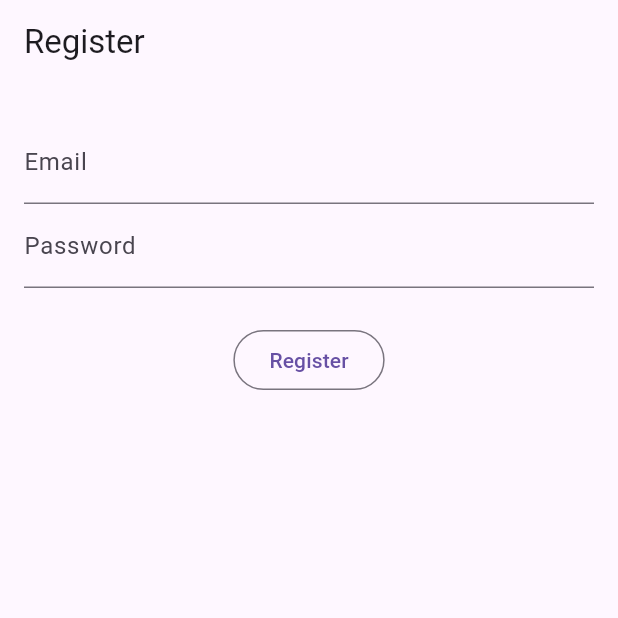
After one commit to esrakalkann/Flutter_todo_project, a Flutter app: the screen it shows after launch, on a phone screen of 412 x 824 dp, the top half of it. The commit adds this screen. Run offline on Flutter 3.47's test engine with Material 3 defaults, Android fonts, the phone set to English and light mode, and no system bars; our stand-ins replace bloc, cloud_firestore, firebase_core, flutter_bloc; accounts and stored records are empty.

Commit message:
register page

```diff
--- a/lib/main.dart
+++ b/lib/main.dart
@@ -1,4 +1,5 @@
 import 'package:flutter/material.dart';
+import 'package:flutter_application_1/pages/register/register_screen.dart';
 import 'package:flutter_application_1/pages/todo/todo_screen.dart';
 import 'package:flutter_bloc/flutter_bloc.dart';
 import 'package:flutter_application_1/pages/todo/cubit/todo_cubit.dart';
@@ -25,7 +26,7 @@ class MyApp extends StatelessWidget {
   @override
   Widget build(BuildContext context) {
     return const MaterialApp(
-      home: ToDoScreen(),
+      home: RegisterScreen(),
     );
   }
 }
--- /dev/null
+++ b/lib/pages/register/cubit/register_cubit.dart
@@ -0,0 +1,50 @@
+import 'package:bloc/bloc.dart';
+import 'package:meta/meta.dart';
+
+
+part 'register_state.dart';
+
+class RegisterCubit extends Cubit<RegisterState> {
+  RegisterCubit() : super(RegisterInitial());
+
+  String fullName = '';
+  String email = '';
+  String password = '';
+
+  void setFullName(String value) {
+    fullName = value;
+    emit(RegisterSetString());
+  }
+
+    void setEmail(String value) {
+    fullName = value;
+    emit(RegisterSetString());
+  }
+    void setPassword(String value) {
+    fullName = value;
+    emit(RegisterSetString());
+  }
+
+  Future<void> register(  email, ) async {
+    emit(RegisterLoading());
+    try {
+      if (email.isEmpty || password.isEmpty || fullName.isEmpty) {
+        throw Exception("Please fill all required fields");
+      }
+
+
+
+      emit(RegisterSuccess());
+    } catch (e) {
+      emit(RegisterError("An error occured: ${e.toString()}"));
+    }
+
+
+
+
+  }
+
+
+
+
+}
--- /dev/null
+++ b/lib/pages/register/cubit/register_state.dart
@@ -0,0 +1,18 @@
+part of 'register_cubit.dart';
+
+@immutable
+sealed class RegisterState {}
+
+final class RegisterInitial extends RegisterState {}
+
+class RegisterSetString extends RegisterState {}
+
+class RegisterLoading extends RegisterState {}
+
+class RegisterSuccess extends RegisterState {}
+
+class RegisterError extends RegisterState {
+  final String message;
+
+  RegisterError(this.message);
+}
--- /dev/null
+++ b/lib/pages/register/register_model.dart
@@ -0,0 +1,10 @@
+
+class RegisterModel {
+  final String email;
+  final String password;
+
+  RegisterModel({
+    required this.email,
+    required this.password,
+  });
+}
--- /dev/null
+++ b/lib/pages/register/register_screen.dart
@@ -0,0 +1,77 @@
+import 'package:flutter/material.dart';
+import 'package:flutter_application_1/pages/login/login_screen.dart';
+import 'package:flutter_bloc/flutter_bloc.dart';
+import 'package:flutter_application_1/pages/register/cubit/register_cubit.dart';
+//import 'cubit/register_state.dart';
+
+
+class RegisterScreen extends StatelessWidget {
+  const RegisterScreen({super.key});
+
+  @override
+  Widget build(BuildContext context) {
+    final TextEditingController _emailController = TextEditingController();
+    final TextEditingController _passwordController = TextEditingController();
+
+    return BlocProvider(
+
+      create: (context)=>RegisterCubit(),
+      child:SafeArea(
+        top:false,
+        child: Scaffold(
+          appBar: AppBar(title:const Text("Register")),
+          body: SingleChildScrollView(
+            padding:const EdgeInsets.symmetric(horizontal:16),
+            child: Column(
+              children: [
+                const SizedBox(height:24),
+                TextFormField(
+                  controller:_emailController,
+                  decoration: const InputDecoration(labelText: "Email"),
+
+
+                ),
+                TextFormField(
+                  controller:_passwordController,
+                  decoration: const InputDecoration(labelText: "Password"),
+                  obscureText: true,
+
+                ),
+                const SizedBox(height: 24),
+                OutlinedButton(
+                  onPressed: () {
+
+                  },
+                  child: const Text('Register'),
+
+
+
+                ),
+
+                //),
+
+
+
+
+
+
+
+
+            ],)
+
+          )
+
+
+
+        )
+
+
+
+      )
+
+
+
+
+    );
+  }
+}
```
